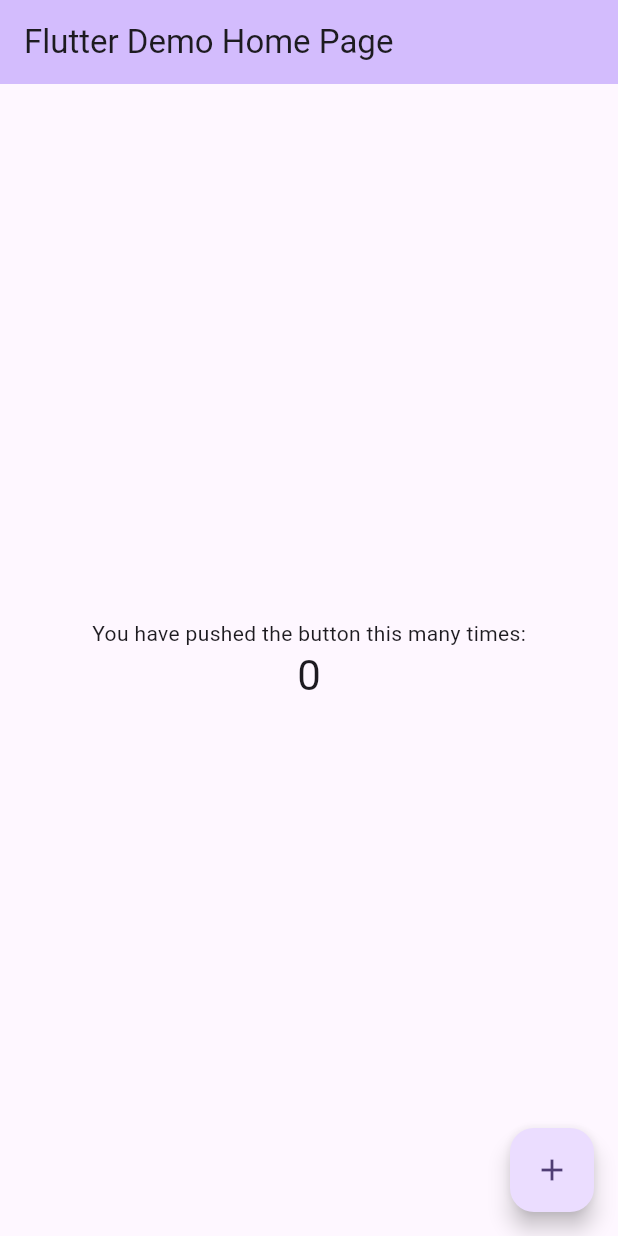
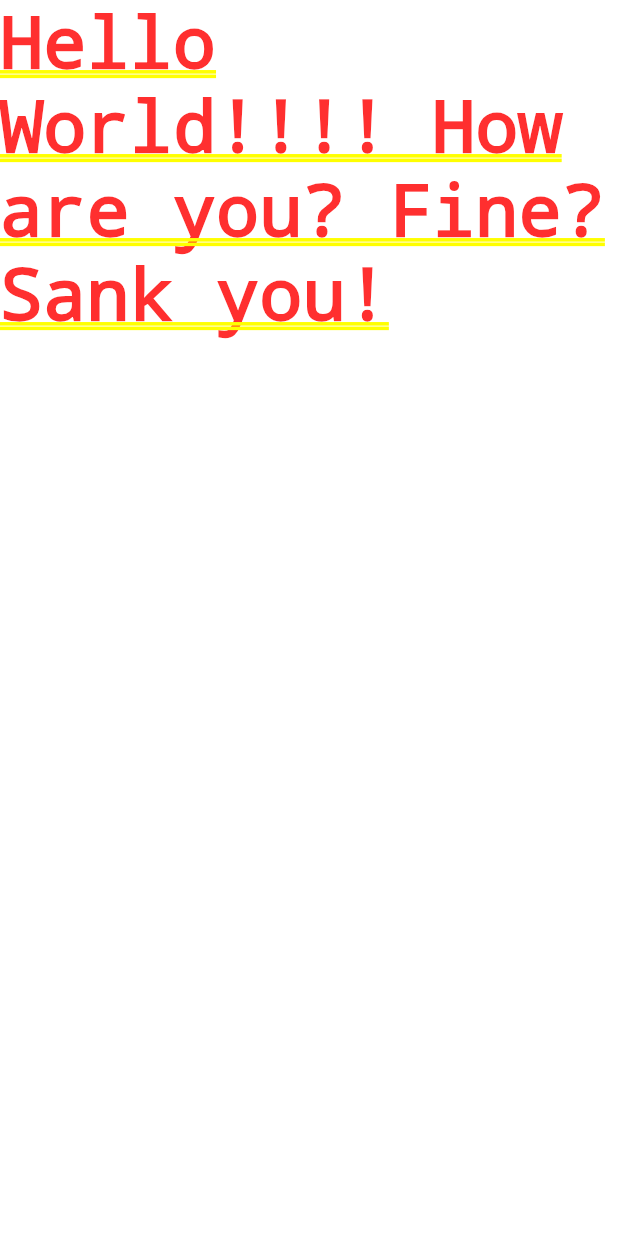
Before and after one commit to Mudasirsaeed032/RollDiceApp, a Flutter app: the screen it shows after launch, on a phone screen of 412 x 824 dp. Run offline on Flutter 3.47's test engine with Material 3 defaults, Android fonts, the phone set to English and light mode, and no system bars.

Commit message:
using widgets

```diff
--- a/lib/main.dart
+++ b/lib/main.dart
@@ -1,122 +1,7 @@
 import 'package:flutter/material.dart';
 
 void main() {
-  runApp(const MyApp());
+  runApp(
+    MaterialApp(home: Text('Hello World!!!! How are you? Fine? Sank you!')),
+  );
 }
-
-class MyApp extends StatelessWidget {
-  const MyApp({super.key});
-
-  // This widget is the root of your application.
-  @override
-  Widget build(BuildContext context) {
-    return MaterialApp(
-      title: 'Flutter Demo',
-      theme: ThemeData(
-        // This is the theme of your application.
-        //
-        // TRY THIS: Try running your application with "flutter run". You'll see
-        // the application has a purple toolbar. Then, without quitting the app,
-        // try changing the seedColor in the colorScheme below to Colors.green
-        // and then invoke "hot reload" (save your changes or press the "hot
-        // reload" button in a Flutter-supported IDE, or press "r" if you used
-        // the command line to start the app).
-        //
-        // Notice that the counter didn't reset back to zero; the application
-        // state is not lost during the reload. To reset the state, use hot
-        // restart instead.
-        //
-        // This works for code too, not just values: Most code changes can be
-        // tested with just a hot reload.
-        colorScheme: ColorScheme.fromSeed(seedColor: Colors.deepPurple),
-      ),
-      home: const MyHomePage(title: 'Flutter Demo Home Page'),
-    );
-  }
-}
-
-class MyHomePage extends StatefulWidget {
-  const MyHomePage({super.key, required this.title});
-
-  // This widget is the home page of your application. It is stateful, meaning
-  // that it has a State object (defined below) that contains fields that affect
-  // how it looks.
-
-  // This class is the configuration for the state. It holds the values (in this
-  // case the title) provided by the parent (in this case the App widget) and
-  // used by the build method of the State. Fields in a Widget subclass are
-  // always marked "final".
-
-  final String title;
-
-  @override
-  State<MyHomePage> createState() => _MyHomePageState();
-}
-
-class _MyHomePageState extends State<MyHomePage> {
-  int _counter = 0;
-
-  void _incrementCounter() {
-    setState(() {
-      // This call to setState tells the Flutter framework that something has
-      // changed in this State, which causes it to rerun the build method below
-      // so that the display can reflect the updated values. If we changed
-      // _counter without calling setState(), then the build method would not be
-      // called again, and so nothing would appear to happen.
-      _counter++;
-    });
-  }
-
-  @override
-  Widget build(BuildContext context) {
-    // This method is rerun every time setState is called, for instance as done
-    // by the _incrementCounter method above.
-    //
-    // The Flutter framework has been optimized to make rerunning build methods
-    // fast, so that you can just rebuild anything that needs updating rather
-    // than having to individually change instances of widgets.
-    return Scaffold(
-      appBar: AppBar(
-        // TRY THIS: Try changing the color here to a specific color (to
-        // Colors.amber, perhaps?) and trigger a hot reload to see the AppBar
-        // change color while the other colors stay the same.
-        backgroundColor: Theme.of(context).colorScheme.inversePrimary,
-        // Here we take the value from the MyHomePage object that was created by
-        // the App.build method, and use it to set our appbar title.
-        title: Text(widget.title),
-      ),
-      body: Center(
-        // Center is a layout widget. It takes a single child and positions it
-        // in the middle of the parent.
-        child: Column(
-          // Column is also a layout widget. It takes a list of children and
-          // arranges them vertically. By default, it sizes itself to fit its
-          // children horizontally, and tries to be as tall as its parent.
-          //
-          // Column has various properties to control how it sizes itself and
-          // how it positions its children. Here we use mainAxisAlignment to
-          // center the children vertically; the main axis here is the vertical
-          // axis because Columns are vertical (the cross axis would be
-          // horizontal).
-          //
-          // TRY THIS: Invoke "debug painting" (choose the "Toggle Debug Paint"
-          // action in the IDE, or press "p" in the console), to see the
-          // wireframe for each widget.
-          mainAxisAlignment: MainAxisAlignment.center,
-          children: <Widget>[
-            const Text('You have pushed the button this many times:'),
-            Text(
-              '$_counter',
-              style: Theme.of(context).textTheme.headlineMedium,
-            ),
-          ],
-        ),
-      ),
-      floatingActionButton: FloatingActionButton(
-        onPressed: _incrementCounter,
-        tooltip: 'Increment',
-        child: const Icon(Icons.add),
-      ), // This trailing comma makes auto-formatting nicer for build methods.
-    );
-  }
-}
```
Also changed, not shown: 1 other file.
